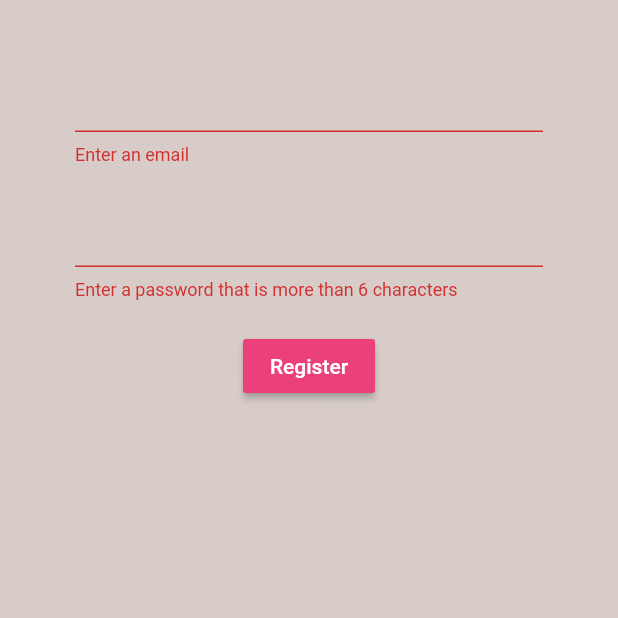
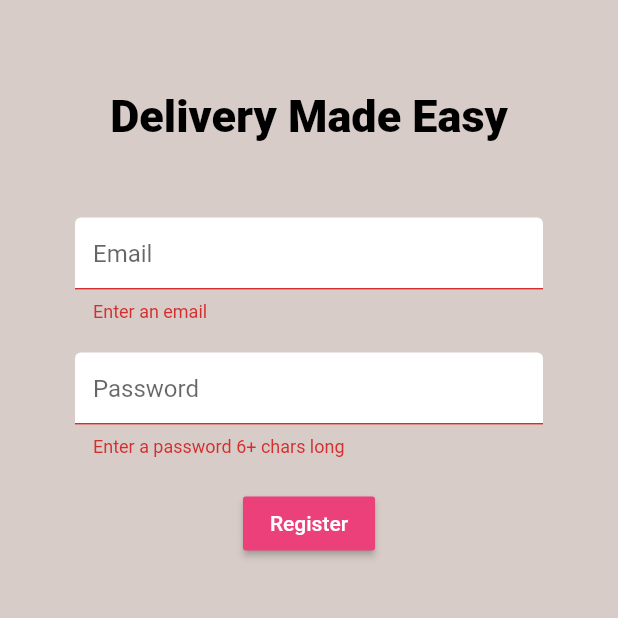
Before and after one commit to wadibsharif/mobapp-gourmand, a Flutter app: the Register screen opened directly, after a tap on "Register", on a phone screen of 412 x 824 dp, the part 84-702 px from its top. Run offline on Flutter 3.47's test engine with Material 2 defaults, Android fonts, the phone set to English and light mode, and no system bars; our stand-ins replace firebase_auth, page_transition; accounts and stored records are empty.

Commit message:
register pt 1

```diff
--- a/lib/screens/authenticate/register.dart
+++ b/lib/screens/authenticate/register.dart
@@ -1,5 +1,7 @@
 import 'package:flutter/material.dart';
 import 'package:flutter_project/services/auth.dart';
+import 'package:page_transition/page_transition.dart';
+import 'package:flutter_project/shared/constants.dart';
 
 class Register extends StatefulWidget {
   final Function toggleView;
@@ -31,12 +33,37 @@ class _RegisterState extends State<Register> {
             icon: Icon(Icons.person),
             label: Text('Sign In'),
             onPressed: () {
+              //Navigator.push(
+              //context,
+              //PageTransition(
+              //type: PageTransitionType.leftToRight,
+              //child: widget.toggleView()));
               widget.toggleView();
             },
           )
         ],
       ),
-      body: Container(
+      body: SingleChildScrollView(
+        child: Column(mainAxisAlignment: MainAxisAlignment.start, children: <
+            Widget>[
+          Padding(
+            padding: EdgeInsets.fromLTRB(5, 60, 5, 10),
+            child: Container(
+                alignment: Alignment.center,
+                child: Text(
+                  'Delivery Made Easy',
+                  style: TextStyle(
+                      color: Colors.black,
+                      fontWeight: FontWeight.w800,
+                      fontSize: 30),
+                )),
+          ),
+          Container(
+            //decoration: BoxDecoration(
+            // image: DecorationImage(
+            //    image: AssetImage(
+            //       'assets/gold-cutlery-set-black-background.jpg'),
+            //  fit: BoxFit.fitHeight)),
             padding: EdgeInsets.symmetric(vertical: 20.0, horizontal: 50.0),
             child: Form(
               key: _formKey,
@@ -45,20 +72,25 @@ class _RegisterState extends State<Register> {
                   SizedBox(height: 20.0),
                   //username
                   TextFormField(
+                    decoration: textInputDecoration.copyWith(hintText: 'Email'),
                     validator: (val) => val.isEmpty ? 'Enter an email' : null,
                     onChanged: (val) {
                       setState(() => email = val);
-                  }),
+                    },
+                  ),
                   SizedBox(height: 20.0),
                   //password
                   TextFormField(
+                    decoration:
+                        textInputDecoration.copyWith(hintText: 'Password'),
+                    validator: (val) => val.length < 6
+                        ? 'Enter a password 6+ chars long'
+                        : null,
                     obscureText: true,
-                  validator: (val) => val.length < 6
-                      ? 'Enter a password that is more than 6 characters'
-                      : null,
                     onChanged: (val) {
                       setState(() => password = val);
-                  }),
+                    },
+                  ),
                   SizedBox(height: 20.0),
                   RaisedButton(
                       color: Colors.pink[400],
@@ -68,8 +100,8 @@ class _RegisterState extends State<Register> {
                       ),
                       onPressed: () async {
                         if (_formKey.currentState.validate()) {
-                      dynamic result = await _auth.registerWithEmailAndPassword(
-                          email, password);
+                          dynamic result = await _auth
+                              .registerWithEmailAndPassword(email, password);
                           if (result == null) {
                             setState(() {
                               error = 'Please supply a valid email';
@@ -86,6 +118,8 @@ class _RegisterState extends State<Register> {
               ),
             ),
           ),
+        ]),
+      ),
     );
   }
 }
--- a/lib/screens/authenticate/sign_in.dart
+++ b/lib/screens/authenticate/sign_in.dart
@@ -1,6 +1,7 @@
 import 'package:flutter/material.dart';
 import 'package:flutter_project/services/auth.dart';
 import 'package:flutter_project/shared/constants.dart';
+import 'package:page_transition/page_transition.dart';
 
 class SignIn extends StatefulWidget {
   final Function toggleView;
@@ -33,6 +34,11 @@ class _SignInState extends State<SignIn> {
             icon: Icon(Icons.person),
             label: Text('Register'),
             onPressed: () {
+              //Navigator.push(
+              //context,
+              //PageTransition(
+              //type: PageTransitionType.leftToRight,
+              //child: widget.toggleView()));
               widget.toggleView();
             },
           )
@@ -43,10 +49,9 @@ class _SignInState extends State<SignIn> {
           mainAxisAlignment: MainAxisAlignment.start,
           children: <Widget>[
             Padding(
-              padding: EdgeInsets.fromLTRB(5, 60, 5, 49),
+              padding: EdgeInsets.fromLTRB(5, 60, 5, 10),
               child: Container(
                   alignment: Alignment.center,
-                  //padding: EdgeInsets.fromLTRB(5, 25, 5, 0),
                   child: Text(
                     'Welcome to Gourmand',
                     style: TextStyle(
--- a/pubspec.yaml
+++ b/pubspec.yaml
@@ -31,6 +31,7 @@ dependencies:
   firebase_auth: ^0.14.0+6
   cloud_firestore: ^0.12.9+4
   provider: ^3.1.0
+  page_transition: ^1.1.7+5
 
 dev_dependencies:
   flutter_test:
@@ -48,7 +49,8 @@ flutter:
   uses-material-design: true
 
   # To add assets to your application, add an assets section, like this:
-  # assets:
+  assets:
+    - assets/
   #   - images/a_dot_burr.jpeg
   #   - images/a_dot_ham.jpeg
 
```
Also changed, not shown: assets/bg-cover.jpg (added), pubspec.lock, 1 other file. Lines whose indentation alone changed are shown as unchanged.
